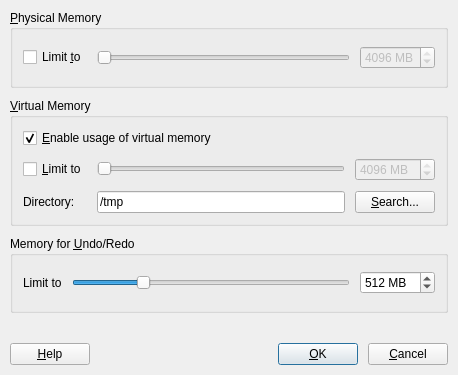
Qt form plugins/memory/MemDlg.ui (KDE/kwave) before a commit.
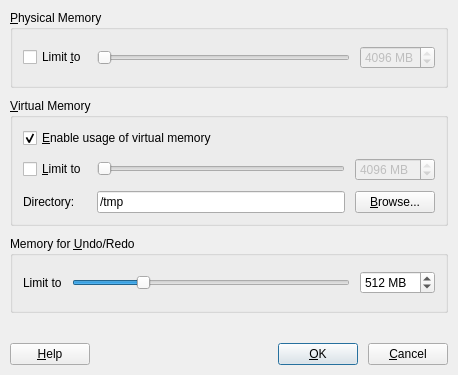
The same form after that commit.

Diff of the .ui file:
```diff
--- a/plugins/memory/MemDlg.ui
+++ b/plugins/memory/MemDlg.ui
@@ -151,7 +151,7 @@
          <string>browse for a directory to hold page files</string>
         </property>
         <property name="text">
-         <string>&amp;Search...</string>
+         <string>&amp;Browse...</string>
         </property>
        </widget>
       </item>
```
Left out of the diff: 10 changed lines with no effect on the pictures.
